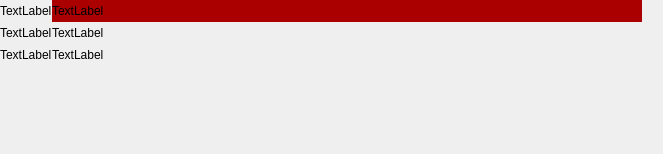
This is Project2/TF/Undergraduate/bar.ui in Shannju/NJU-Advanced-Programming as Qt 5 draws it before an edit. The edited form follows.
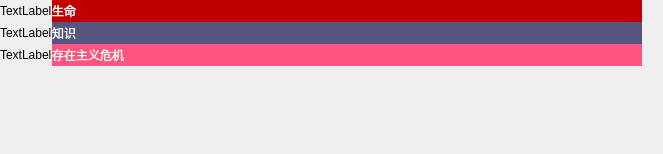
This is the edited form. Custom widgets are drawn as their Qt base class.

```diff
--- a/Project2/TF/Undergraduate/bar.ui
+++ b/Project2/TF/Undergraduate/bar.ui
@@ -53,10 +53,11 @@
       <item>
        <widget class="QLabel" name="bar_life_2">
         <property name="styleSheet">
-         <string notr="true">background-color: rgb(170, 0, 0);</string>
+         <string notr="true">background-color: rgb(195, 0, 0);
+color: rgb(255, 255, 255);</string>
         </property>
         <property name="text">
-         <string>TextLabel</string>
+         <string>生命</string>
         </property>
        </widget>
       </item>
@@ -76,8 +77,12 @@
       </item>
       <item>
        <widget class="QLabel" name="bar_zhishi">
+        <property name="styleSheet">
+         <string notr="true">background-color: rgb(85, 85, 127);
+color: rgb(255, 255, 255);</string>
+        </property>
         <property name="text">
-         <string>TextLabel</string>
+         <string>知识</string>
         </property>
        </widget>
       </item>
@@ -97,8 +102,12 @@
       </item>
       <item>
        <widget class="QLabel" name="bar_phi">
+        <property name="styleSheet">
+         <string notr="true">background-color: rgb(255, 85, 127);
+color: rgb(255, 255, 255);</string>
+        </property>
         <property name="text">
-         <string>TextLabel</string>
+         <string>存在主义危机</string>
         </property>
        </widget>
       </item>
```
Left out of the diff: 2 changed lines with no effect on the pictures.
